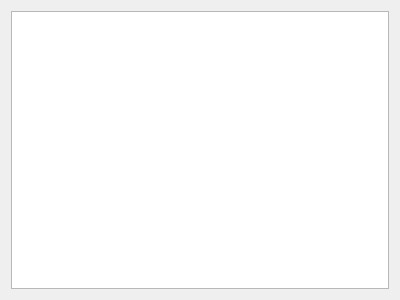
Above: src/gui/BlockSetWidget.ui from npge/npge before the change. Below: the same form after it.
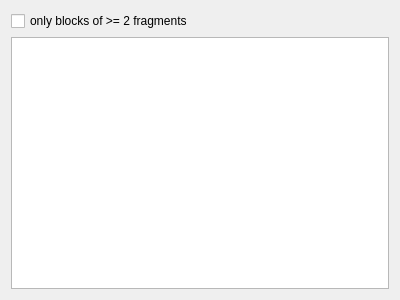
That is the form after the change.

Commit message: BlockSetWidget: add checkbox ">= 2 fragments"

The edit to the form file:
```diff
--- a/src/gui/BlockSetWidget.ui
+++ b/src/gui/BlockSetWidget.ui
@@ -13,7 +13,14 @@
   <property name="windowTitle">
    <string>Form</string>
   </property>
-  <layout class="QVBoxLayout" name="verticalLayout_2" stretch="1,1">
+  <layout class="QVBoxLayout" name="verticalLayout_2" stretch="0,1,1">
+   <item>
+    <widget class="QCheckBox" name="nonunique">
+     <property name="text">
+      <string>only blocks of &gt;= 2 fragments</string>
+     </property>
+    </widget>
+   </item>
    <item>
     <layout class="QVBoxLayout" name="BlockSetView_layout">
      <item>
```
The commit also changes 2 other files.
